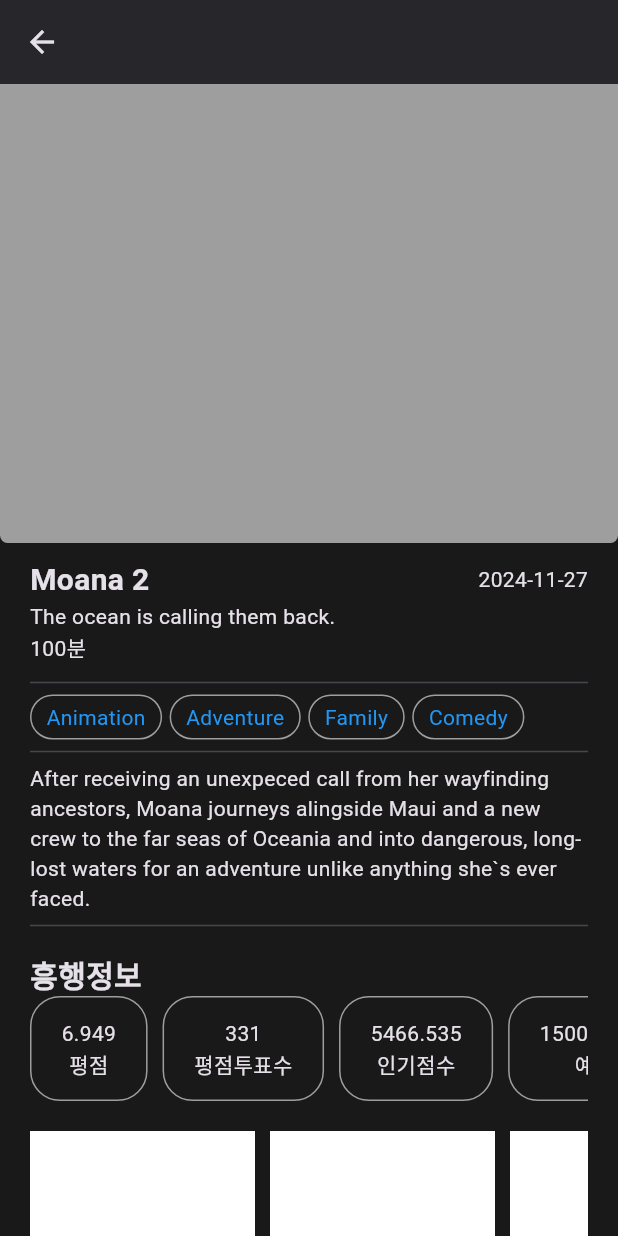
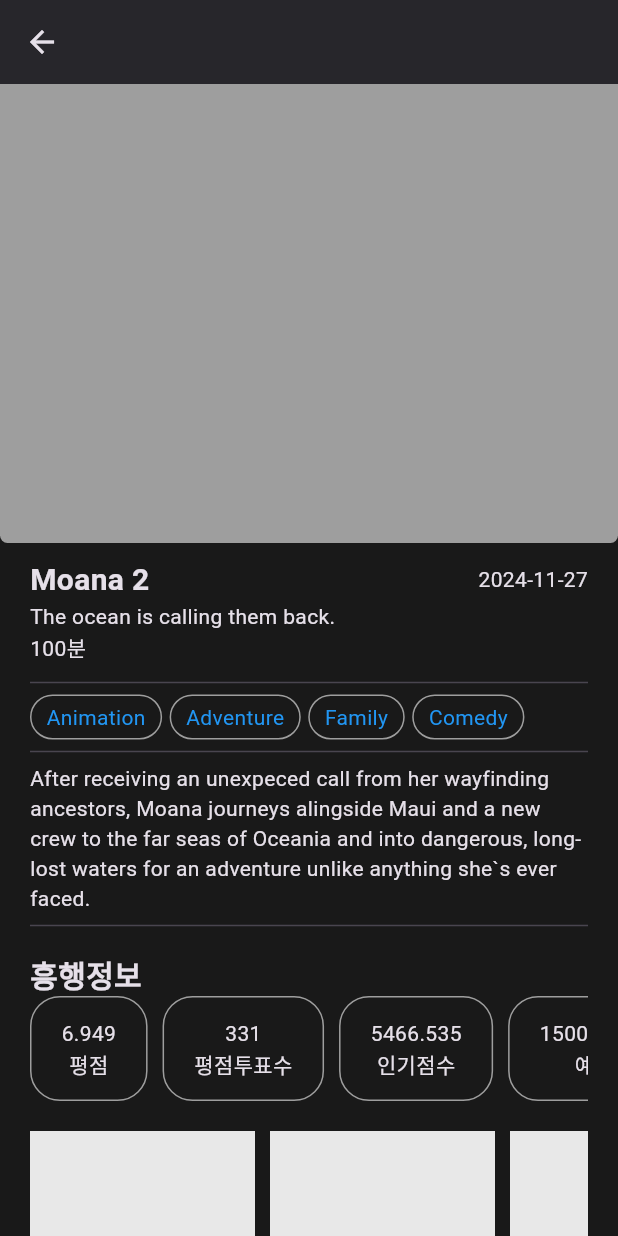
Before and after one commit to seoyeon-haru/flutter_movie_app, a Flutter app: the DetailPage screen opened directly, scrolled down 194 dp, on a phone screen of 412 x 824 dp. Run offline on Flutter 3.47's test engine with Material 3 defaults, Android fonts, the phone set to English and light mode, and no system bars; our stand-ins replace flutter_riverpod, lottie.

Commit message:
feat: 칸 투명도추가

```diff
--- a/lib/pages/detail/widgets/movie_content.dart
+++ b/lib/pages/detail/widgets/movie_content.dart
@@ -86,7 +86,7 @@ class MovieContent extends StatelessWidget {
     return Container(
       width: 150,
       decoration: BoxDecoration(
-        color: Colors.white,
+        color: Colors.white.withOpacity(0.9),
       ),
     );
   }
```
